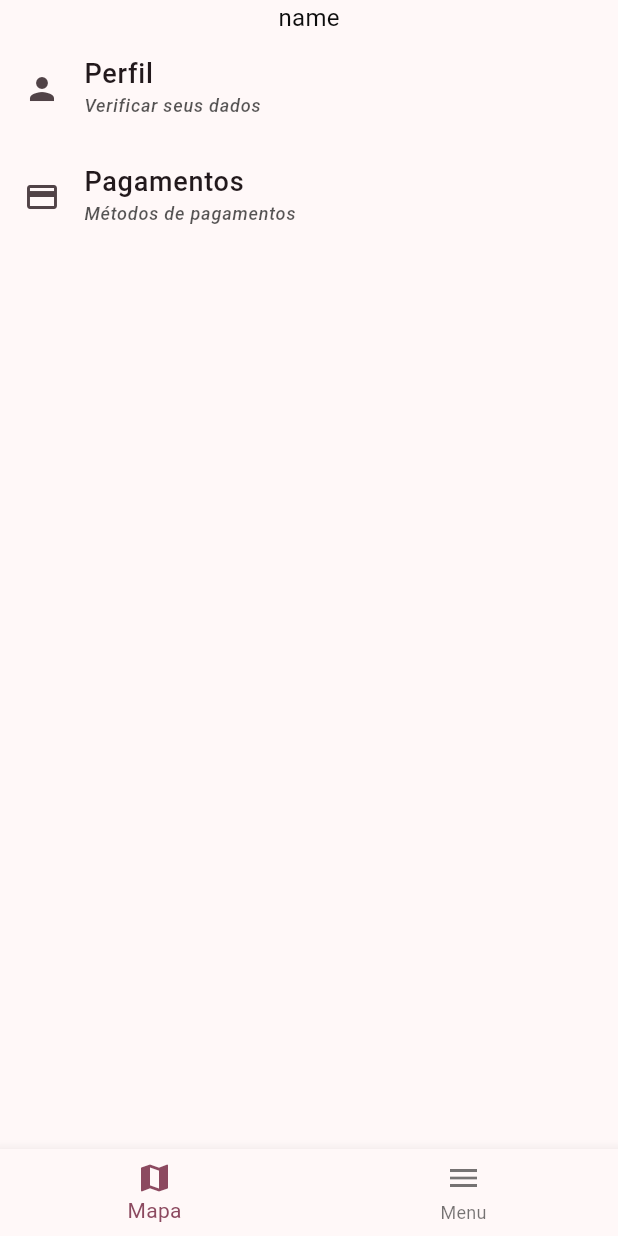
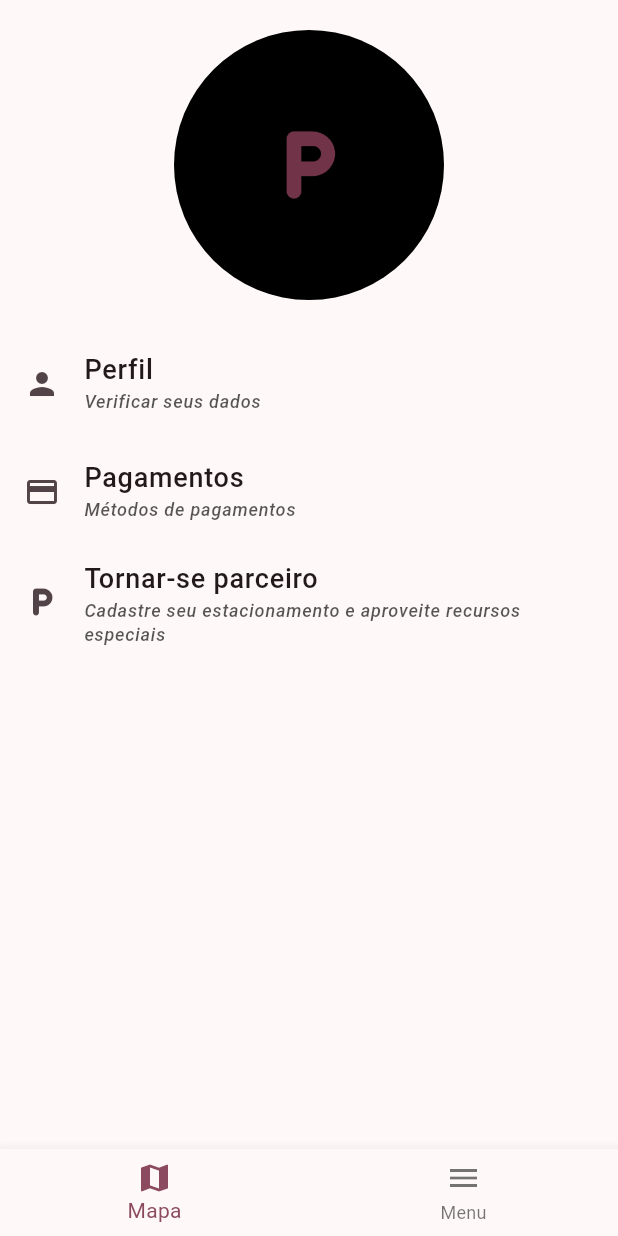
Before and after one commit to ES2-UFPI/iparking, a Flutter app: the screen it shows after launch, swiped to page 2, on a phone screen of 412 x 824 dp. Run offline on Flutter 3.47's test engine with Material 2 defaults, Android fonts, the phone set to English and light mode, and no system bars; our stand-ins replace geolocator, get, google_maps_flutter, qr_flutter.

Commit message:
ajustes no cadastro do parking  #63

```diff
--- a/iparking_app/lib/main.dart
+++ b/iparking_app/lib/main.dart
@@ -15,6 +15,8 @@ class MyApp extends StatelessWidget {
       initialRoute: "/map",
       getPages: [
         GetPage(name: "/map", page: () => const HomePage()),
+        GetPage(
+            name: "/parking/register", page: () => CadastroEstacionamento()),
       ],
     );
   }
--- /dev/null
+++ b/iparking_app/lib/ui/pages/estacionamento/estacionamento.dart
@@ -0,0 +1 @@
+export 'cadastro_estacionamento.dart';
--- a/iparking_app/lib/ui/pages/home/components/components.dart
+++ b/iparking_app/lib/ui/pages/home/components/components.dart
@@ -1 +1,2 @@
 export 'estacionamento_selecionado.dart';
+export 'menu_page.dart';
--- /dev/null
+++ b/iparking_app/lib/ui/pages/home/components/menu_page.dart
@@ -0,0 +1,76 @@
+import 'package:flutter/material.dart';
+import 'package:get/get.dart';
+
+class MenuPage extends StatelessWidget {
+  const MenuPage({
+    Key? key,
+  }) : super(key: key);
+
+  @override
+  Widget build(BuildContext context) {
+    return SafeArea(
+      child: SingleChildScrollView(
+        child: Column(
+          children: [
+            SizedBox(height: 20),
+            CircleAvatar(
+              radius: 90,
+              backgroundColor: Colors.black,
+              child: Icon(
+                Icons.local_parking_rounded,
+                size: 60,
+              ),
+            ),
+            SizedBox(height: 20),
+            ParkinListTileOption(
+              title: "Perfil",
+              subtitle: "Verificar seus dados",
+              icon: Icons.person,
+              onTap: () {},
+            ),
+            ParkinListTileOption(
+              title: "Pagamentos",
+              subtitle: "Métodos de pagamentos",
+              icon: Icons.credit_card,
+              onTap: () {},
+            ),
+            ParkinListTileOption(
+              title: "Tornar-se parceiro",
+              subtitle:
+                  "Cadastre seu estacionamento e aproveite recursos especiais",
+              icon: Icons.local_parking_rounded,
+              onTap: () {
+                Get.toNamed('/parking/register');
+              },
+            ),
+          ],
+        ),
+      ),
+    );
+  }
+}
+
+class ParkinListTileOption extends StatelessWidget {
+  final String title;
+  final String? subtitle;
+  final Function() onTap;
+  final IconData icon;
+  const ParkinListTileOption(
+      {Key? key,
+      required this.title,
+      required this.onTap,
+      required this.subtitle,
+      required this.icon})
+      : super(key: key);
+
+  @override
+  Widget build(BuildContext context) {
+    return ListTile(
+      onTap: onTap,
+      title: Text(title),
+      subtitle:
+          Text(subtitle ?? "", style: Theme.of(context).textTheme.labelMedium),
+      leading: Icon(icon),
+    );
+  }
+}
--- a/iparking_app/lib/ui/pages/home/home_page.dart
+++ b/iparking_app/lib/ui/pages/home/home_page.dart
@@ -138,53 +138,3 @@ class _MapPageState extends State<MapPage> with AutomaticKeepAliveClientMixin {
   @override
   bool get wantKeepAlive => true;
 }
-
-class MenuPage extends StatelessWidget {
-  const MenuPage({
-    Key? key,
-  }) : super(key: key);
-
-  @override
-  Widget build(BuildContext context) {
-    return SafeArea(
-      child: SingleChildScrollView(
-        child: Column(
-          children: const [
-            Text("name"),
-            ParkinListTileOption(
-                title: "Perfil",
-                subtitle: "Verificar seus dados",
-                icon: Icons.person),
-            ParkinListTileOption(
-                title: "Pagamentos",
-                subtitle: "Métodos de pagamentos",
-                icon: Icons.credit_card),
-          ],
-        ),
-      ),
-    );
-  }
-}
-
-class ParkinListTileOption extends StatelessWidget {
-  final String title;
-  final String? subtitle;
-  final IconData icon;
-  const ParkinListTileOption(
-      {Key? key,
-      required this.title,
-      required this.subtitle,
-      required this.icon})
-      : super(key: key);
-
-  @override
-  Widget build(BuildContext context) {
-    return ListTile(
-      onTap: () {},
-      title: Text(title),
-      subtitle:
-          Text(subtitle ?? "", style: Theme.of(context).textTheme.labelMedium),
-      leading: Icon(icon),
-    );
-  }
-}
--- a/iparking_app/lib/ui/pages/pages.dart
+++ b/iparking_app/lib/ui/pages/pages.dart
@@ -1,2 +1,3 @@
 export 'home/home_page.dart';
 export 'reserva/reserva_page.dart';
+export 'estacionamento/estacionamento.dart';
```
Also changed, not shown: iparking_app/lib/ui/pages/estacionamento/cadastro_estacionamento.dart (+23 -14 lines).
